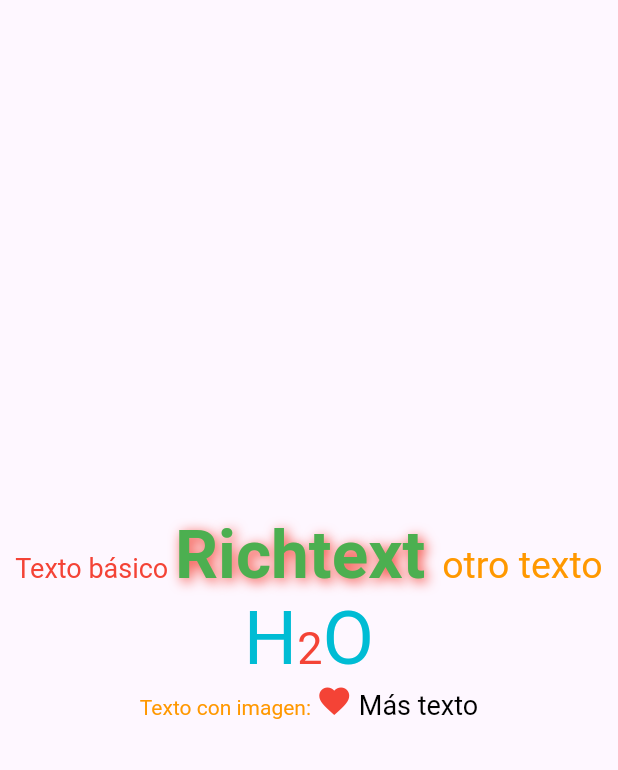
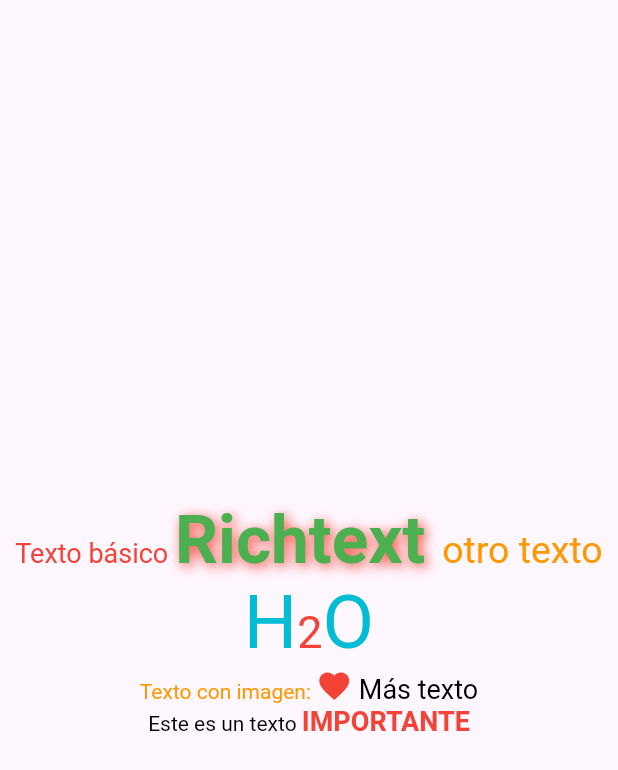
Before and after one commit to fr4nsgallegos/imcappg10, a Flutter app: the screen it shows after launch, on a phone screen of 412 x 824 dp. Shown: the top 770 px of the screen. Run offline on Flutter 3.47's test engine with Material 3 defaults, Android fonts, the phone set to English and light mode, and no system bars.

Commit message:
con condicionales

```diff
--- a/lib/pages/rich_text_page.dart
+++ b/lib/pages/rich_text_page.dart
@@ -1,6 +1,7 @@
 import 'package:flutter/material.dart';
 
 class RichTextPage extends StatelessWidget {
+  bool isImportant = true;
   @override
   Widget build(BuildContext context) {
     return SafeArea(
@@ -78,6 +79,25 @@ class RichTextPage extends StatelessWidget {
                     ),
                   ],
                 ),
+              ),
+
+              //CON CONDICIONALES
+              RichText(
+                text: TextSpan(
+                  style: TextStyle(color: Colors.black),
+                  children: [
+                    TextSpan(text: "Este es un texto "),
+                    TextSpan(
+                      text: isImportant ? "IMPORTANTE" : "normal",
+                      style: TextStyle(
+                        fontSize: 18,
+                        fontWeight:
+                            isImportant ? FontWeight.bold : FontWeight.normal,
+                        color: isImportant ? Colors.red : Colors.orange,
+                      ),
+                    ),
+                  ],
+                ),
               )
             ],
           ),
```
